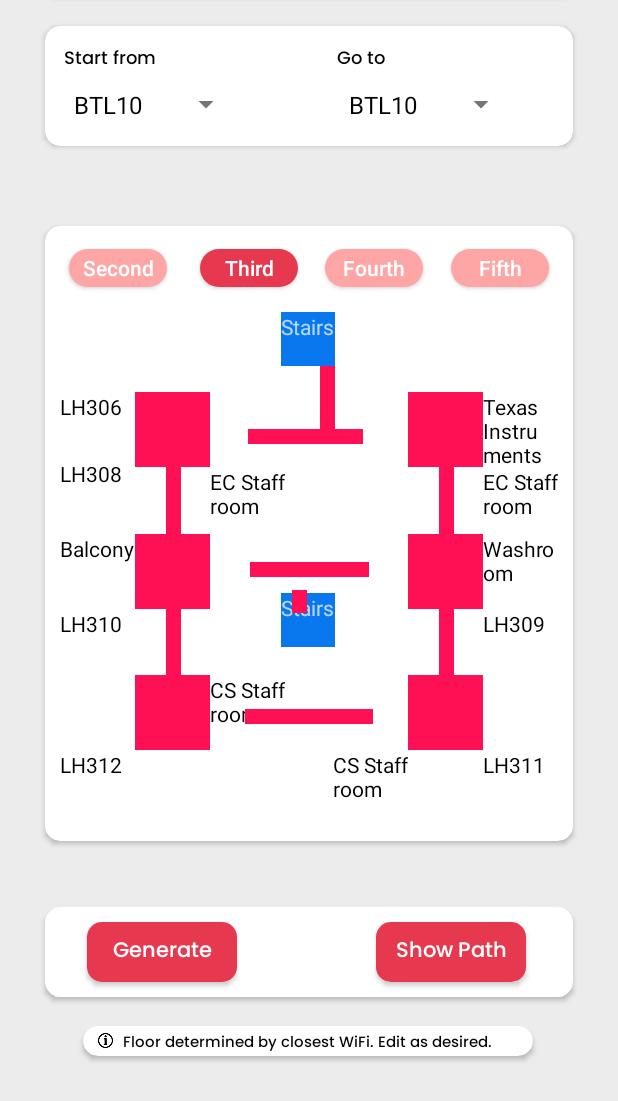
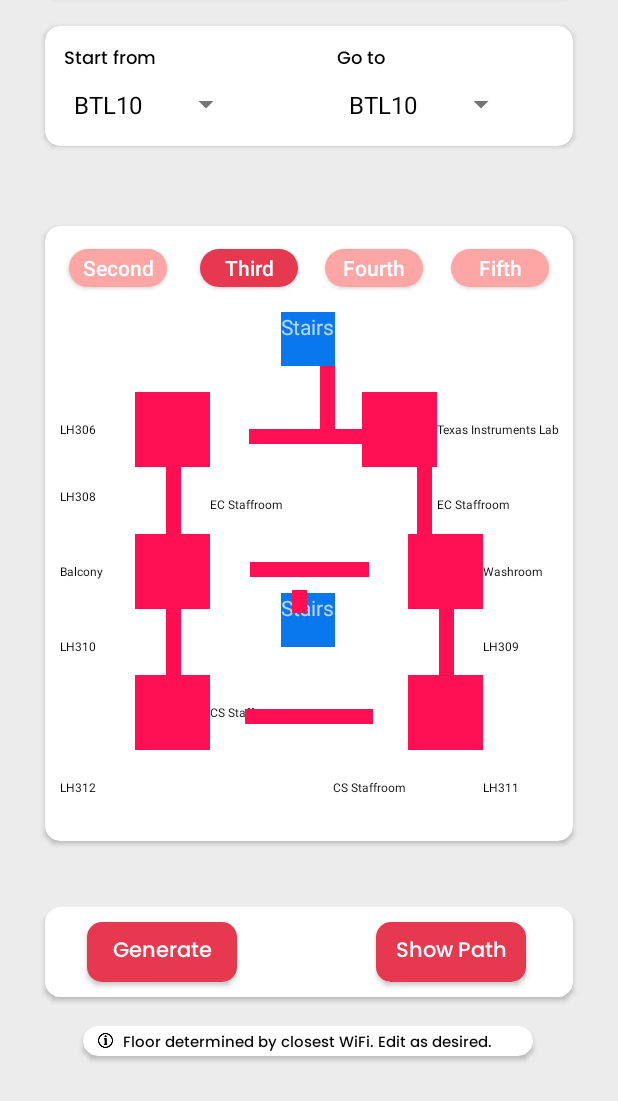
Before and after one commit to nagarajpandith/campus-compass, an Android app: the screen it shows after launch (ExploreActivity), after a tap on "Third", on a phone screen of 412 x 824 dp, the part 135-1236 px from its top. Run offline under Robolectric (Android 15) with nearby library versions, the phone set to English and light mode, and no system bars; 2 other taps on this screen came first.

Commit message:
fix: text size, center gravity

```diff
--- a/app/src/main/java/com/example/campuscompass/ExploreActivity.java
+++ b/app/src/main/java/com/example/campuscompass/ExploreActivity.java
@@ -45,7 +45,7 @@ public class ExploreActivity extends AppCompatActivity {
     WifiManager wifiManager;
     int curFloor;
     int selectedLevel;
-    String []places = {"BTL10", "BTL07", "BT HOD Cabin", "LH210", "LH211", "LH212", "Dept of Physical Education", "BT Staffroom", "Biokinetics Lab", "Instrumentation and Project Lab", "LH306", "LH308", "LH309", "LH310", "LH311", "LH312", "EC Staffroom", "CS Staffroom", "Texas Instruments Lab", "CSL01", "CSL02", "CSL03", "CSL04", "CSL05", "CSL06", "CSL07", "CSL05", "CS HOD Cabin", "CS Staffrom 4th Floor", "ISL01", "ISL02", "ISL03", "Project and Research Lab PG", "LH500", "LH501", "LH502", "LH503", "LH504", "LH505", "LH506", "CSE Library", "CSL08", "CFR03", "CS Staffrom 5th Floor"};
+    String []places = {"BTL10", "BTL07", "BT HOD Cabin", "LH210", "LH211", "LH212", "Dept. of PE", "BT Staffroom", "Biokinetics Lab", "Instrumentation and Project Lab", "LH306", "LH308", "LH309", "LH310", "LH311", "LH312", "EC Staffroom", "CS Staffroom", "Texas Instruments Lab", "CSL01", "CSL02", "CSL03", "CSL04", "CSL05", "CSL06", "CSL07", "CSL05", "CS HOD Cabin", "CS Staffrom 4th Floor", "ISL01", "ISL02", "ISL03", "Project and Research Lab PG", "LH500", "LH501", "LH502", "LH503", "LH504", "LH505", "LH506", "CSE Library", "CSL08", "CFR03", "CS Staffrom 5th Floor"};
     int []placesLevels={2,2,2,2,2,2,2,2,2,2,3,3,3,3,3,3,3,3,3,4,4,4,4,4,4,4,4,4,4,4,4,4,5,5,5,5,5,5,5,5,5,5,5,5};
     List <String> wifi=new ArrayList<>(Arrays.asList("AndroidAP","Redmi7"));
     List<String> wifi2 = new ArrayList<>(Arrays.asList("BT-STUDENT","BT-STAFF"));
@@ -309,7 +309,7 @@ public class ExploreActivity extends AppCompatActivity {
             LevelPointer.levels[3] = node0;
         }
         {
-            String []places = {"LH301", "LH302", "BTL10", "BTL07", "BT HOD Cabin", "LH210", "LH211", "LH212", "Dept of Physical Education", "BT Staffroom", "Biokinetics Lab", "Instrumentation and Project Lab"};
+            String []places = {"LH301", "LH302", "BTL10", "BTL07", "BT HOD Cabin", "LH210", "LH211", "LH212", "Dept of Physical Education", "BT Staffroom", "Biokinetics Lab", "I&P Lab"};
             Location node0 = new Location("Balcony", new ArrayList<String>(Arrays.asList(places[5], places[8])), new ArrayList<Integer>(Arrays.asList(PlacePosition.bottomLeft, PlacePosition.topRight)), R.drawable.second0, 2, false, 180f, null, null, null, null, null);
             Location node1 = new Location("LH301", new ArrayList<String>(Arrays.asList(places[7], "StaffRoom", "StaffRoom")), new ArrayList<Integer>(Arrays.asList(PlacePosition.bottomLeft, PlacePosition.right, PlacePosition.bottomRight)),R.drawable.second1 , 2, false, 0f, null, null, null, null, null);
             Location node2 = new Location("LH311", new ArrayList<String>(Arrays.asList(places[6], "StaffRoom")), new ArrayList<Integer>(Arrays.asList(PlacePosition.bottomRight, PlacePosition.left)),R.drawable.second2, 2, false, 0f, null, null, null, null, null);
--- a/app/src/main/res/layout/fragment_floor.xml
+++ b/app/src/main/res/layout/fragment_floor.xml
@@ -24,19 +24,28 @@
                 android:id="@+id/topleftNode0"
                 android:layout_width="50dp"
                 android:layout_height="50dp"
-                android:textColor="@color/black" />
+                android:textColor="@color/black"
+                android:textSize="8sp"
+                android:gravity="center_vertical"
+                />
 
             <TextView
                 android:id="@+id/topNode0"
                 android:layout_width="50dp"
                 android:layout_height="50dp"
-                android:textColor="@color/black" />
+                android:textColor="@color/black"
+                android:textSize="8sp"
+                android:gravity="center_vertical"
+                />
 
             <TextView
                 android:id="@+id/toprightNode0"
                 android:layout_width="50dp"
                 android:layout_height="50dp"
-                android:textColor="@color/black" />
+                android:textColor="@color/black"
+                android:textSize="8sp"
+                android:gravity="center_vertical"
+                />
         </TableRow>
 
         <TableRow
@@ -45,22 +54,32 @@
 
             <TextView
                 android:id="@+id/leftNode0"
-                android:layout_width="50dp"
+                android:layout_width="wrap_content"
                 android:layout_height="50dp"
-                android:textColor="@color/black" />
+                android:textColor="@color/black"
+                android:textSize="8sp"
+                android:gravity="center_vertical"
+
+                />
 
             <TextView
                 android:id="@+id/Node0"
                 android:layout_width="50dp"
                 android:layout_height="match_parent"
                 android:background="#FF0F53"
-                android:textColor="@color/black" />
+                android:textColor="@color/black"
+                android:textSize="8sp"
+                android:gravity="center_vertical"
+                />
 
             <TextView
                 android:id="@+id/rightNode0"
                 android:layout_width="50dp"
                 android:layout_height="50dp"
-                android:textColor="@color/black" />
+                android:textColor="@color/black"
+                android:textSize="8sp"
+                android:gravity="center_vertical"
+                />
         </TableRow>
 
         <TableRow
@@ -71,19 +90,28 @@
                 android:id="@+id/bottomleftNode0"
                 android:layout_width="50dp"
                 android:layout_height="50dp"
-                android:textColor="@color/black" />
+                android:textColor="@color/black"
+                android:textSize="8sp"
+                android:gravity="center_vertical"
+                />
 
             <TextView
                 android:id="@+id/bottomNode0"
                 android:layout_width="50dp"
                 android:layout_height="50dp"
-                android:textColor="@color/black" />
+                android:textColor="@color/black"
+                android:textSize="8sp"
+                android:gravity="center_vertical"
+                />
 
             <TextView
                 android:id="@+id/bottomrightNode0"
                 android:layout_width="50dp"
                 android:layout_height="50dp"
-                android:textColor="@color/black" />
+                android:textColor="@color/black"
+                android:textSize="8sp"
+                android:gravity="center_vertical"
+                />
         </TableRow>
 
     </TableLayout>
@@ -107,19 +135,28 @@
                 android:id="@+id/topleftNode1"
                 android:layout_width="50dp"
                 android:layout_height="50dp"
-                android:textColor="@color/black" />
+                android:textColor="@color/black"
+                android:textSize="8sp"
+                android:gravity="center_vertical"
+                />
 
             <TextView
                 android:id="@+id/topNode1"
                 android:layout_width="50dp"
                 android:layout_height="50dp"
-                android:textColor="@color/black" />
+                android:textColor="@color/black"
+                android:textSize="8sp"
+                android:gravity="center_vertical"
+                />
 
             <TextView
                 android:id="@+id/toprightNode1"
                 android:layout_width="50dp"
                 android:layout_height="50dp"
-                android:textColor="@color/black" />
+                android:textColor="@color/black"
+                android:textSize="8sp"
+                android:gravity="center_vertical"
+                />
 
         </TableRow>
 
@@ -129,22 +166,32 @@
 
             <TextView
                 android:id="@+id/leftNode1"
-                android:layout_width="50dp"
+                android:layout_width="wrap_content"
                 android:layout_height="50dp"
-                android:textColor="@color/black" />
+                android:textColor="@color/black"
+                android:textSize="8sp"
+                android:gravity="center_vertical"
+
+                />
 
             <TextView
                 android:id="@+id/Node1"
                 android:layout_width="25dp"
                 android:layout_height="match_parent"
                 android:background="#FF0F53"
-                android:textColor="@color/black" />
+                android:textColor="@color/black"
+                android:textSize="8sp"
+                android:gravity="center_vertical"
+                />
 
             <TextView
                 android:id="@+id/rightNode1"
                 android:layout_width="50dp"
                 android:layout_height="50dp"
-                android:textColor="@color/black" />
+                android:textColor="@color/black"
+                android:textSize="8sp"
+                android:gravity="center_vertical"
+                />
         </TableRow>
 
         <TableRow
@@ -155,19 +202,28 @@
                 android:id="@+id/bottomleftNode1"
                 android:layout_width="50dp"
                 android:layout_height="50dp"
-                android:textColor="@color/black" />
+                android:textColor="@color/black"
+                android:textSize="8sp"
+                android:gravity="center_vertical"
+                />
 
             <TextView
                 android:id="@+id/bottomNode1"
                 android:layout_width="50dp"
                 android:layout_height="50dp"
-                android:textColor="@color/black" />
+                android:textColor="@color/black"
+                android:textSize="8sp"
+                android:gravity="center_vertical"
+                />
 
             <TextView
                 android:id="@+id/bottomrightNode1"
                 android:layout_width="50dp"
                 android:layout_height="50dp"
-                android:textColor="@color/black" />
+                android:textColor="@color/black"
+                android:textSize="8sp"
+                android:gravity="center_vertical"
+                />
         </TableRow>
 
     </TableLayout>
@@ -191,19 +247,28 @@
                 android:id="@+id/topleftNode2"
                 android:layout_width="50dp"
                 android:layout_height="50dp"
-                android:textColor="@color/black" />
+                android:textColor="@color/black"
+                android:textSize="8sp"
+                android:gravity="center_vertical"
+                />
 
             <TextView
                 android:id="@+id/topNode2"
                 android:layout_width="50dp"
                 android:layout_height="50dp"
-                android:textColor="@color/black" />
+                android:textColor="@color/black"
+                android:textSize="8sp"
+                android:gravity="center_vertical"
+                />
 
             <TextView
                 android:id="@+id/toprightNode2"
                 android:layout_width="50dp"
                 android:layout_height="50dp"
-                android:textColor="@color/black" />
+                android:textColor="@color/black"
+                android:textSize="8sp"
+                android:gravity="center_vertical"
+                />
         </TableRow>
 
         <TableRow
@@ -214,20 +279,30 @@
                 android:id="@+id/leftNode2"
                 android:layout_width="50dp"
                 android:layout_height="50dp"
-                android:textColor="@color/black" />
+                android:textColor="@color/black"
+                android:textSize="8sp"
+                android:gravity="center_vertical"
+                />
 
             <TextView
                 android:id="@+id/Node2"
                 android:layout_width="25dp"
                 android:layout_height="match_parent"
                 android:background="#FF0F53"
-                android:textColor="@color/black" />
+                android:textColor="@color/black"
+                android:textSize="8sp"
+                android:gravity="center_vertical"
+                />
 
             <TextView
                 android:id="@+id/rightNode2"
-                android:layout_width="50dp"
+                android:layout_width="wrap_content"
                 android:layout_height="50dp"
-                android:textColor="@color/black" />
+                android:textColor="@color/black"
+                android:textSize="8sp"
+                android:gravity="center_vertical"
+
+                />
         </TableRow>
 
         <TableRow
@@ -238,19 +313,28 @@
                 android:id="@+id/bottomleftNode2"
                 android:layout_width="50dp"
                 android:layout_height="50dp"
-                android:textColor="@color/black" />
+                android:textColor="@color/black"
+                android:textSize="8sp"
+                android:gravity="center_vertical"
+                />
 
             <TextView
                 android:id="@+id/bottomNode2"
                 android:layout_width="50dp"
                 android:layout_height="50dp"
-                android:textColor="@color/black" />
+                android:textColor="@color/black"
+                android:textSize="8sp"
+                android:gravity="center_vertical"
+                />
 
             <TextView
                 android:id="@+id/bottomrightNode2"
                 android:layout_width="50dp"
                 android:layout_height="50dp"
-                android:textColor="@color/black" />
+                android:textColor="@color/black"
+                android:textSize="8sp"
+                android:gravity="center_vertical"
+                />
         </TableRow>
 
     </TableLayout>
@@ -273,19 +357,28 @@
                 android:id="@+id/topleftNode3"
                 android:layout_width="50dp"
                 android:layout_height="50dp"
-                android:textColor="@color/black" />
+                android:textColor="@color/black"
+                android:textSize="8sp"
+                android:gravity="center_vertical"
+                />
 
             <TextView
                 android:id="@+id/topNode3"
                 android:layout_width="50dp"
                 android:layout_height="50dp"
-                android:textColor="@color/black" />
+                android:textColor="@color/black"
+                android:textSize="8sp"
+                android:gravity="center_vertical"
+                />
 
             <TextView
                 android:id="@+id/toprightNode3"
                 android:layout_width="50dp"
                 android:layout_height="50dp"
-                android:textColor="@color/black" />
+                android:textColor="@color/black"
+                android:textSize="8sp"
+                android:gravity="center_vertical"
+                />
 
         </TableRow>
 
@@ -297,20 +390,30 @@
                 android:id="@+id/leftNode3"
                 android:layout_width="50dp"
                 android:layout_height="50dp"
-                android:textColor="@color/black" />
+                android:textColor="@color/black"
+                android:textSize="8sp"
+                android:gravity="center_vertical"
+                />
 
             <TextView
                 android:id="@+id/Node3"
                 android:layout_width="25dp"
                 android:layout_height="match_parent"
                 android:background="#FF0F53"
-                android:textColor="@color/black" />
+                android:textColor="@color/black"
+                android:textSize="8sp"
+                android:gravity="center_vertical"
+                />
 
             <TextView
                 android:id="@+id/rightNode3"
-                android:layout_width="50dp"
+                android:layout_width="wrap_content"
                 android:layout_height="50dp"
-                android:textColor="@color/black" />
+                android:textColor="@color/black"
+                android:textSize="8sp"
+                android:gravity="center_vertical"
+
+                />
         </TableRow>
 
         <TableRow
@@ -321,19 +424,28 @@
                 android:id="@+id/bottomleftNode3"
                 android:layout_width="50dp"
                 android:layout_height="50dp"
-                android:textColor="@color/black" />
+                android:textColor="@color/black"
+                android:textSize="8sp"
+                android:gravity="center_vertical"
+                />
 
             <TextView
                 android:id="@+id/bottomNode3"
                 android:layout_width="50dp"
                 android:layout_height="50dp"
-                android:textColor="@color/black" />
+                android:textColor="@color/black"
+                android:textSize="8sp"
+                android:gravity="center_vertical"
+                />
 
             <TextView
                 android:id="@+id/bottomrightNode3"
                 android:layout_width="50dp"
                 android:layout_height="50dp"
-                android:textColor="@color/black" />
+                android:textColor="@color/black"
+                android:textSize="8sp"
+                android:gravity="center_vertical"
+                />
         </TableRow>
 
     </TableLayout>
@@ -357,19 +469,28 @@
                 android:id="@+id/topleftNode4"
                 android:layout_width="50dp"
                 android:layout_height="50dp"
-                android:textColor="@color/black" />
+                android:textColor="@color/black"
+                android:textSize="8sp"
+                android:gravity="center_vertical"
+                />
 
             <TextView
                 android:id="@+id/topNode4"
                 android:layout_width="50dp"
                 android:layout_height="50dp"
-                android:textColor="@color/black" />
+                android:textColor="@color/black"
+                android:textSize="8sp"
+                android:gravity="center_vertical"
+                />
 
             <TextView
                 android:id="@+id/toprightNode4"
                 android:layout_width="50dp"
                 android:layout_height="50dp"
-                android:textColor="@color/black" />
+                android:textColor="@color/black"
+                android:textSize="8sp"
+                android:gravity="center_vertical"
+                />
 
         </TableRow>
 
@@ -381,20 +502,30 @@
                 android:id="@+id/leftNode4"
                 android:layout_width="50dp"
                 android:layout_height="50dp"
-                android:textColor="@color/black" />
+                android:textColor="@color/black"
+                android:textSize="8sp"
+                android:gravity="center_vertical"
+                />
 
             <TextView
                 android:id="@+id/Node4"
                 android:layout_width="25dp"
                 android:layout_height="match_parent"
                 android:background="#FF0F53"
-                android:textColor="@color/black" />
+                android:textColor="@color/black"
+                android:textSize="8sp"
+                android:gravity="center_vertical"
+                />
 
             <TextView
                 android:id="@+id/rightNode4"
-                android:layout_width="50dp"
+                android:layout_width="wrap_content"
                 android:layout_height="50dp"
-                android:textColor="@color/black" />
+                android:textColor="@color/black"
+                android:textSize="8sp"
+                android:gravity="center_vertical"
+
+                />
         </TableRow>
 
         <TableRow
@@ -405,19 +536,28 @@
                 android:id="@+id/bottomleftNode4"
                 android:layout_width="50dp"
                 android:layout_height="50dp"
-                android:textColor="@color/black" />
+                android:textColor="@color/black"
+                android:textSize="8sp"
+                android:gravity="center_vertical"
+                />
 
             <TextView
                 android:id="@+id/bottomNode4"
                 android:layout_width="50dp"
                 android:layout_height="50dp"
-                android:textColor="@color/black" />
+                android:textColor="@color/black"
+                android:textSize="8sp"
+                android:gravity="center_vertical"
+                />
 
             <TextView
                 android:id="@+id/bottomrightNode4"
                 android:layout_width="50dp"
                 android:layout_height="50dp"
-                android:textColor="@color/black" />
+                android:textColor="@color/black"
+                android:textSize="8sp"
+                android:gravity="center_vertical"
+                />
         </TableRow>
 
     </TableLayout>
@@ -441,19 +581,28 @@
                 android:id="@+id/topleftNode5"
                 android:layout_width="50dp"
                 android:layout_height="50dp"
-                android:textColor="@color/black" />
+                android:textColor="@color/black"
+                android:textSize="8sp"
+                android:gravity="center_vertical"
+                />
 
             <TextView
                 android:id="@+id/topNode5"
                 android:layout_width="50dp"
                 android:layout_height="50dp"
-                android:textColor="@color/black" />
+                android:textColor="@color/black"
+                android:textSize="8sp"
+                android:gravity="center_vertical"
+                />
 
             <TextView
                 android:id="@+id/toprightNode5"
                 android:layout_width="50dp"
                 android:layout_height="50dp"
-                android:textColor="@color/black" />
+                android:textColor="@color/black"
+                android:textSize="8sp"
+                android:gravity="center_vertical"
+                />
         </TableRow>
 
         <TableRow
@@ -462,22 +611,31 @@
 
             <TextView
                 android:id="@+id/leftNode5"
-                android:layout_width="50dp"
+                android:layout_width="wrap_content"
                 android:layout_height="50dp"
-                android:textColor="@color/black" />
+                android:textColor="@color/black"
+                android:textSize="8sp"
+                android:gravity="center_vertical"
+                />
 
             <TextView
                 android:id="@+id/Node5"
                 android:layout_width="25dp"
                 android:layout_height="match_parent"
                 android:background="#FF0F53"
-                android:textColor="@color/black" />
+                android:textColor="@color/black"
+                android:textSize="8sp"
+                android:gravity="center_vertical"
+                />
 
             <TextView
                 android:id="@+id/rightNode5"
                 android:layout_width="50dp"
                 android:layout_height="50dp"
-                android:textColor="@color/black" />
+                android:textColor="@color/black"
+                android:textSize="8sp"
+                android:gravity="center_vertical"
+                />
         </TableRow>
 
         <TableRow
@@ -488,19 +646,28 @@
                 android:id="@+id/bottomleftNode5"
                 android:layout_width="50dp"
                 android:layout_height="50dp"
-                android:textColor="@color/black" />
+                android:textColor="@color/black"
+                android:textSize="8sp"
+                android:gravity="center_vertical"
+                />
 
             <TextView
                 android:id="@+id/bottomNode5"
                 android:layout_width="50dp"
                 android:layout_height="50dp"
-                android:textColor="@color/black" />
+                android:textColor="@color/black"
+                android:textSize="8sp"
+                android:gravity="center_vertical"
+                />
 
             <TextView
                 android:id="@+id/bottomrightNode5"
                 android:layout_width="50dp"
                 android:layout_height="50dp"
-                android:textColor="@color/black" />
+                android:textColor="@color/black"
+                android:textSize="8sp"
+                android:gravity="center_vertical"
+                />
         </TableRow>
 
     </TableLayout>
```
